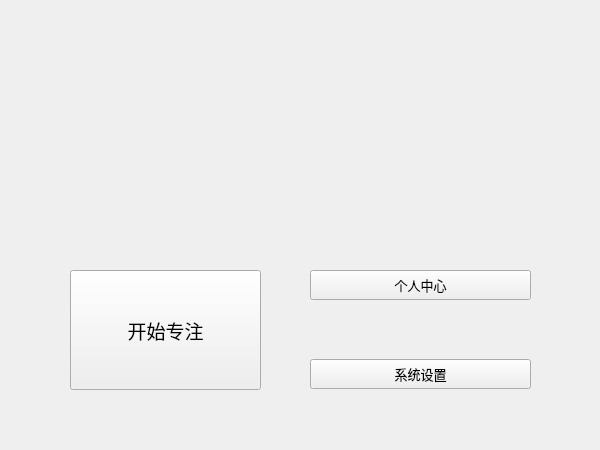
Above: mainmenu.ui from Flyame-debug/Tomato before the change. Below: the same form after it.
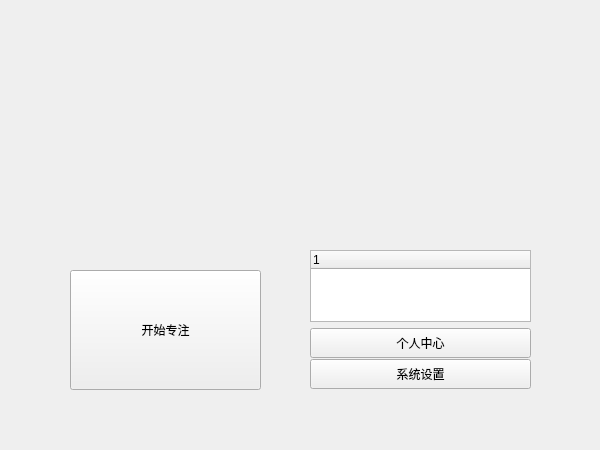
That is the form after the change. Icons and pictures are not drawn.

What changed in the file:
```diff
--- a/mainmenu.ui
+++ b/mainmenu.ui
@@ -86,12 +86,6 @@
         <height>120</height>
        </size>
       </property>
-      <property name="font">
-       <font>
-        <family>Arial</family>
-        <pointsize>14</pointsize>
-       </font>
-      </property>
       <property name="text">
        <string>开始专注</string>
       </property>
@@ -105,10 +99,19 @@
      <x>310</x>
      <y>250</y>
      <width>221</width>
-     <height>71</height>
+     <height>108</height>
     </rect>
    </property>
    <layout class="QVBoxLayout" name="verticalLayout_2">
+    <item>
+     <widget class="QTreeWidget" name="treeWidget">
+      <column>
+       <property name="text">
+        <string notr="true">1</string>
+       </property>
+      </column>
+     </widget>
+    </item>
     <item>
      <widget class="QPushButton" name="center">
       <property name="minimumSize">
@@ -117,11 +120,6 @@
         <height>30</height>
        </size>
       </property>
-      <property name="font">
-       <font>
-        <pointsize>10</pointsize>
-       </font>
-      </property>
       <property name="text">
        <string>个人中心</string>
       </property>
@@ -147,11 +145,6 @@
         <height>30</height>
        </size>
       </property>
-      <property name="font">
-       <font>
-        <pointsize>10</pointsize>
-       </font>
-      </property>
       <property name="text">
        <string>系统设置</string>
       </property>
```
